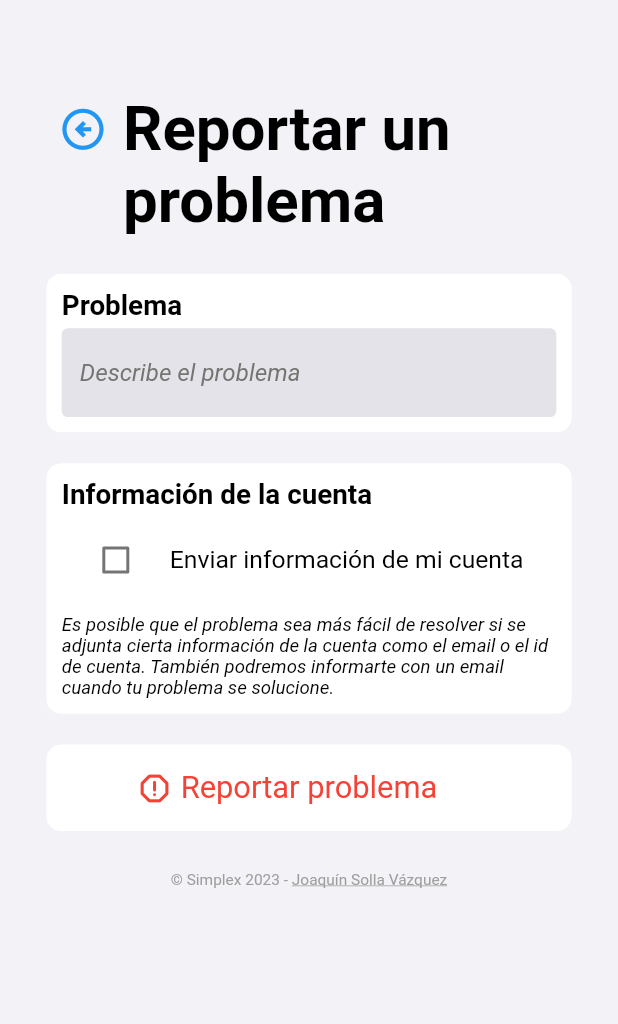
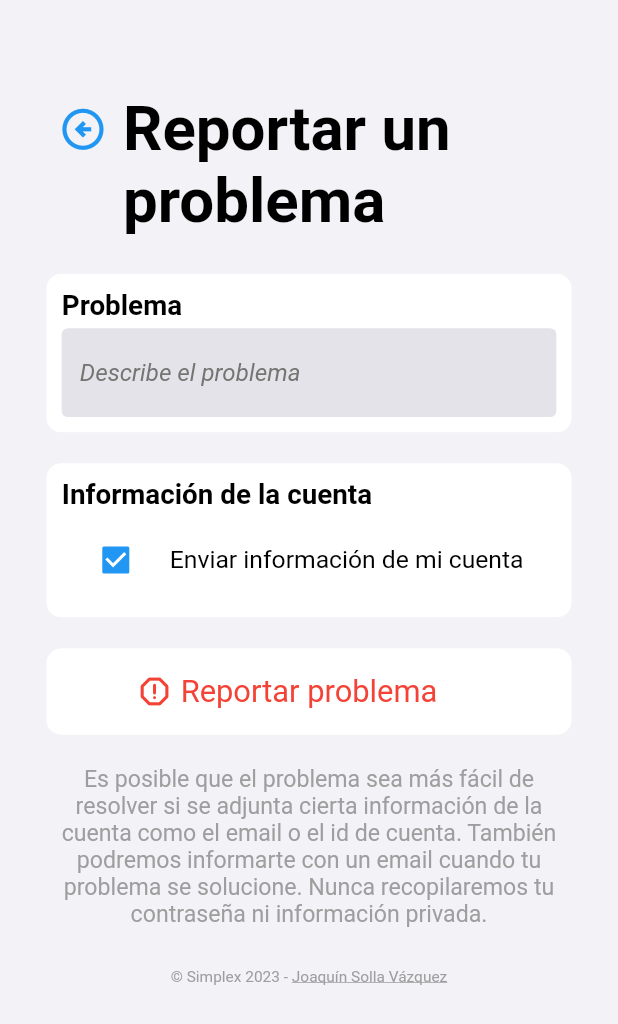
Before and after one commit to joaquinsolla/Simplex, a Flutter app: the HelpReport screen opened by its route, on a phone screen of 412 x 824 dp. Shown: the top 1024 px of the screen. Run offline on Flutter 3.47's test engine with Material 2 defaults, Android fonts, the phone set to English and light mode, and no system bars; our stand-ins replace bottom_navy_bar, cloud_firestore, firebase_auth, firebase_core, flutter_local_notifications, focused_menu and 4 more; accounts and stored records are empty.

Commit message:
Visual changes

```diff
--- a/lib/common/widgets/others.dart
+++ b/lib/common/widgets/others.dart
@@ -77,7 +77,6 @@ Column FormTextField(TextEditingController controller, String fieldName, String
             borderSide:
             BorderSide(color: colorSpecialItem, width: 2),
           ),
-
           hintText: hintText,
           hintStyle: TextStyle(color: colorThirdText, fontStyle: FontStyle.italic),
         ),
--- a/lib/pages/help/help_report.dart
+++ b/lib/pages/help/help_report.dart
@@ -16,7 +16,7 @@ class _HelpReportState extends State<HelpReport> {
   final FocusNode problemFocusNode = FocusNode();
 
   String id = int.parse((DateTime.now().millisecondsSinceEpoch).toString().substring(6)).toString();
-  bool sendAccountData = false;
+  bool sendAccountData = true;
 
   @override
   void dispose() {
@@ -95,18 +95,6 @@ class _HelpReportState extends State<HelpReport> {
             },
             controlAffinity: ListTileControlAffinity.leading,
           ),
-          SizedBox(height: deviceHeight * 0.01),
-          Text(
-            'Es posible que el problema sea más fácil de resolver si se adjunta'
-                ' cierta información de la cuenta como el email o el id de '
-                'cuenta. También podremos informarte con un email cuando tu '
-                'problema se solucione.',
-            style: TextStyle(
-                color: colorMainText,
-                fontSize: deviceWidth * 0.03,
-                fontWeight: FontWeight.normal,
-                fontStyle: FontStyle.italic),
-          ),
         ]),
         SizedBox(height: deviceHeight * 0.025),
         MainButton(Icons.report_gmailerrorred_rounded, Colors.red, ' Reportar '
@@ -135,7 +123,15 @@ class _HelpReportState extends State<HelpReport> {
                     }
                   }
             }),
-
+        SizedBox(height: deviceHeight * 0.025),
+        Text('Es posible que el problema sea más fácil de resolver si se adjunta'
+            ' cierta información de la cuenta como el email o el id de '
+            'cuenta. También podremos informarte con un email cuando tu '
+            'problema se solucione. Nunca recopilaremos tu contraseña ni '
+            'información privada.',
+          style: TextStyle(color: colorSecondText,
+              fontSize: deviceWidth * 0.0375,
+              fontWeight: FontWeight.normal), textAlign: TextAlign.center,),
         FooterCredits(),
       ]),
     );
--- a/lib/pages/notes/add_note.dart
+++ b/lib/pages/notes/add_note.dart
@@ -131,7 +131,7 @@ class _AddNoteState extends State<AddNote> {
           ),
           SizedBox(height: deviceHeight * 0.01),
           Text(
-            '[Beta] Las notas aparecerán en el calendario de Simplex en el día indicado.'
+            'Las notas aparecerán en el calendario de Simplex en el día indicado.'
                 ' También recibirás una notificación en esa fecha.',
             style: TextStyle(
                 color: colorMainText,
```
